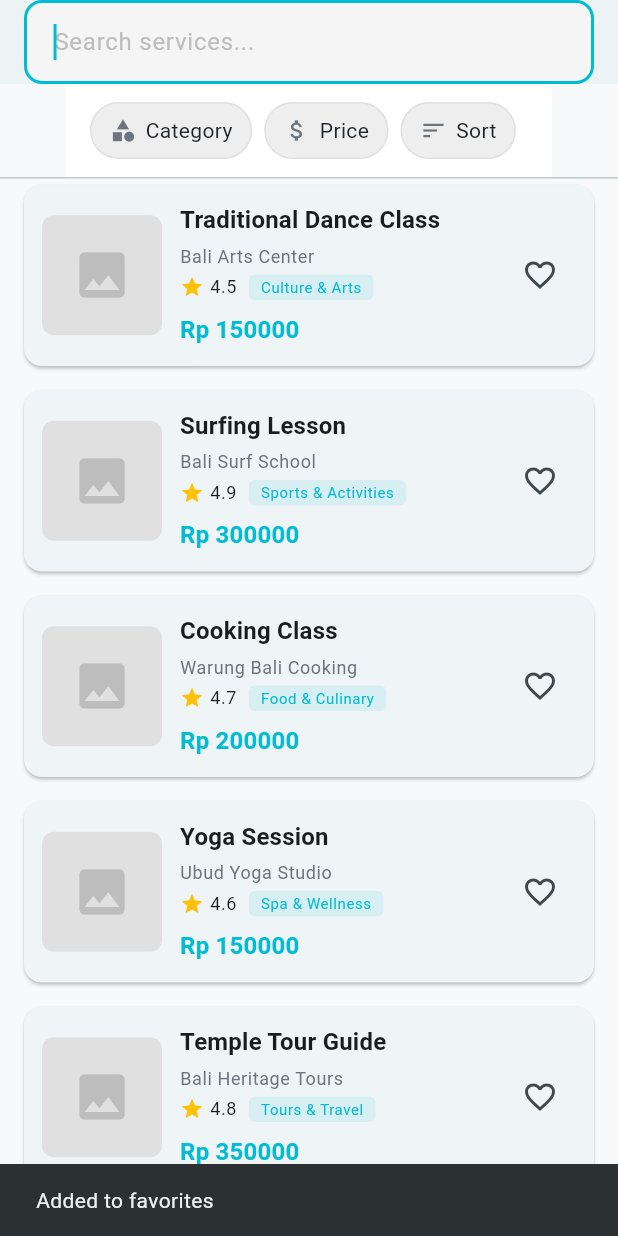
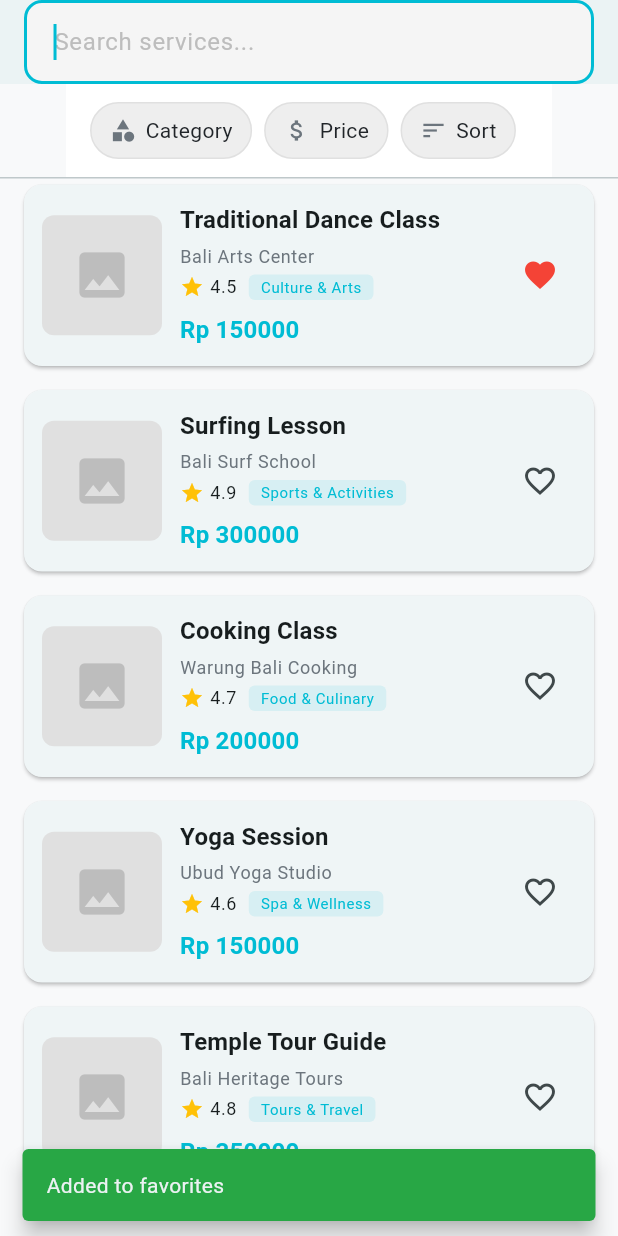
Before and after one commit to grumpyro1/booking_app, a Flutter app: the SearchScreen screen opened directly, scrolled down 149 dp, after a tap on the "favorite outline" icon, on a phone screen of 412 x 824 dp. Run offline on Flutter 3.47's test engine with Material 3 defaults, Android fonts, the phone set to English and light mode, and no system bars; our stand-ins replace flutter_riverpod, go_router.

```diff
--- /dev/null
+++ b/lib/features/favorites/data/repositories/favorites_repository.dart
@@ -0,0 +1,49 @@
+import '../../../home/presentation/screens/orig_home_screen.dart';
+
+class FavoritesRepository {
+  // Mock favorites list - stores service IDs
+  final Set<String> _favoriteServiceIds = {};
+
+  // Check if service is favorite
+  bool isFavorite(String serviceId) {
+    return _favoriteServiceIds.contains(serviceId);
+  }
+
+  // Add to favorites
+  Future<bool> addToFavorites(String serviceId) async {
+    await Future.delayed(const Duration(milliseconds: 300)); // Simulate delay
+    _favoriteServiceIds.add(serviceId);
+    return true;
+  }
+
+  // Remove from favorites
+  Future<bool> removeFromFavorites(String serviceId) async {
+    await Future.delayed(const Duration(milliseconds: 300));
+    _favoriteServiceIds.remove(serviceId);
+    return true;
+  }
+
+  // Toggle favorite
+  Future<bool> toggleFavorite(String serviceId) async {
+    if (isFavorite(serviceId)) {
+      await removeFromFavorites(serviceId);
+      return false; // Now not favorite
+    } else {
+      await addToFavorites(serviceId);
+      return true; // Now is favorite
+    }
+  }
+
+  // Get all favorite services
+  Future<List<Service>> getFavoriteServices() async {
+    await Future.delayed(const Duration(milliseconds: 500));
+    return mockServices
+        .where((service) => _favoriteServiceIds.contains(service.id))
+        .toList();
+  }
+
+  // Get favorites count
+  int getFavoritesCount() {
+    return _favoriteServiceIds.length;
+  }
+}
--- /dev/null
+++ b/lib/shared/widgets/favorite_button.dart
@@ -0,0 +1,52 @@
+import 'package:booking_app/features/favorites/data/providers/favorites_provider.dart';
+import 'package:flutter/material.dart';
+import 'package:flutter_riverpod/flutter_riverpod.dart';
+import '../../core/theme/app_colors.dart';
+
+class FavoriteButton extends ConsumerWidget {
+  final String serviceId;
+  final String serviceName;
+
+  const FavoriteButton({
+    super.key,
+    required this.serviceId,
+    required this.serviceName,
+  });
+
+  @override
+  Widget build(BuildContext context, WidgetRef ref) {
+    final isFavorite = ref.watch(favoriteNotifierProvider(serviceId));
+
+    return IconButton(
+      icon: Icon(
+        isFavorite ? Icons.favorite : Icons.favorite_border,
+        color: isFavorite ? Colors.red : null,
+      ),
+      onPressed: () async {
+        // Toggle favorite
+        await ref.read(favoriteNotifierProvider(serviceId).notifier).toggle();
+
+        // Invalidate the favorites list to refresh
+        ref.invalidate(favoriteServicesProvider);
+
+        // Show feedback
+        if (context.mounted) {
+          ScaffoldMessenger.of(context).showSnackBar(
+            SnackBar(
+              content: Text(
+                isFavorite
+                    ? 'Removed from favorites'
+                    : 'Added to favorites',
+              ),
+              duration: const Duration(seconds: 1),
+              behavior: SnackBarBehavior.floating,
+              backgroundColor: isFavorite
+                  ? AppColors.textSecondary
+                  : AppColors.success,
+            ),
+          );
+        }
+      },
+    );
+  }
+}
--- a/lib/shared/widgets/service_card_widget.dart
+++ b/lib/shared/widgets/service_card_widget.dart
@@ -1,5 +1,6 @@
 import 'package:booking_app/features/home/presentation/screens/orig_home_screen.dart';
 import 'package:booking_app/features/service/presentation/screens/service_detail_screen.dart';
+import 'package:booking_app/shared/widgets/favorite_button.dart';
 import 'package:flutter/material.dart';
 import '../../../../../core/theme/app_colors.dart';
 
@@ -79,11 +80,9 @@ class ServiceCardWidget extends StatelessWidget {
                   ],
                 ),
               ),
-              IconButton(
-                icon: const Icon(Icons.favorite_border),
-                onPressed: () => ScaffoldMessenger.of(context).showSnackBar(
-                  const SnackBar(content: Text('Added to favorites')),
-                ),
+              FavoriteButton(
+                serviceId: service.id,
+                serviceName: service.name,
               ),
             ],
           ),
```
Also changed, not shown: lib/features/favorites/data/providers/favorites_provider.dart (added, +46 -0 lines), lib/features/favorites/presentation/favorites_screen.dart (added, +204 -0 lines), lib/features/home/presentation/screens/orig_home_screen.dart (+4 -144 lines), lib/features/profile/presentation/screens/profile_screen.dart (added, +150 -0 lines), lib/features/service/presentation/screens/service_detail_screen.dart (+10 -0 lines).
